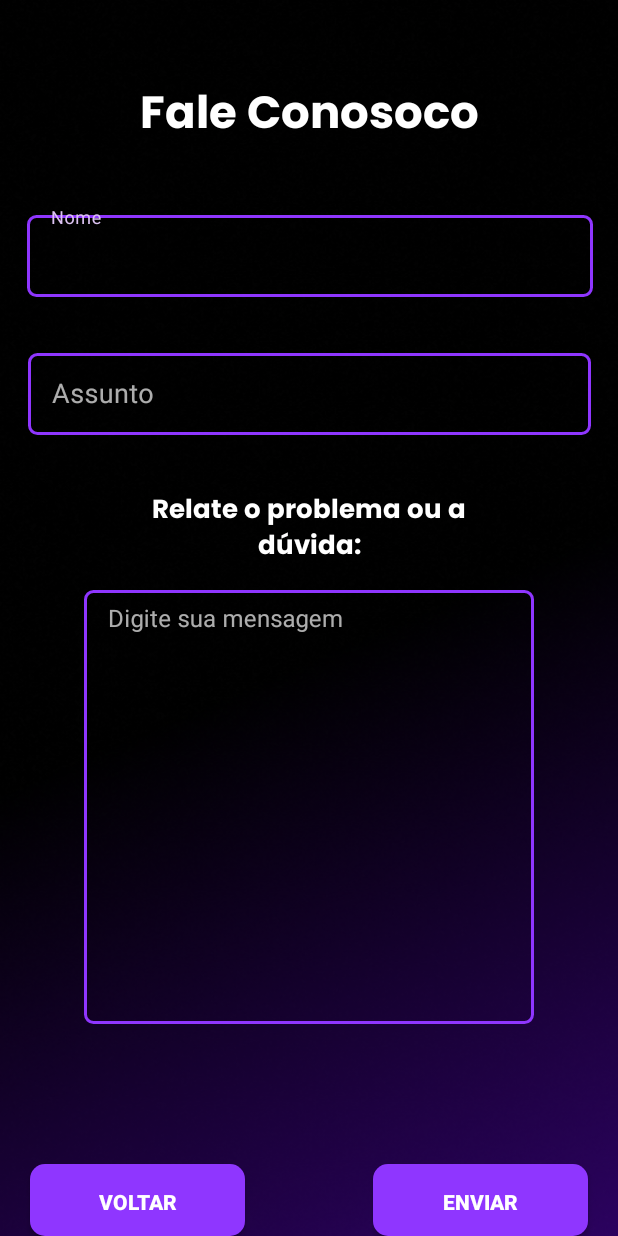
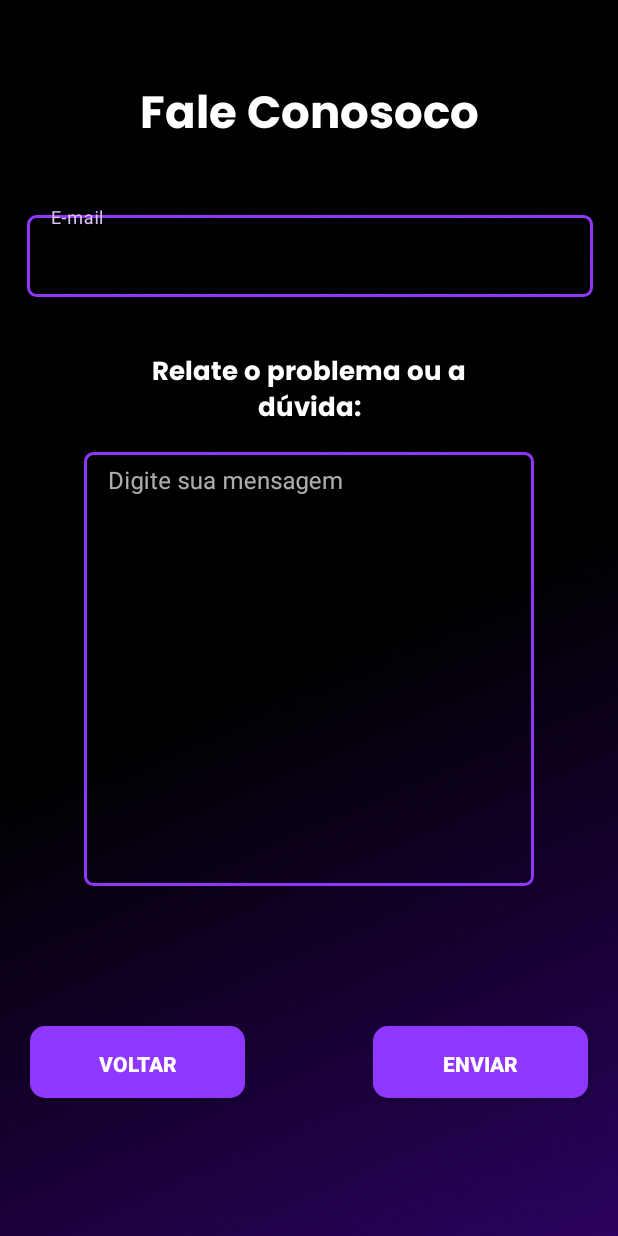
Before and after one commit to LucasEmanuel-code/ironworksgymMobile, an Android app: the FaleConosco screen opened directly, with no data from a screen before it, on a phone screen of 412 x 824 dp. Run offline under Robolectric (Android 15) with nearby library versions, the phone set to English and light mode, and no system bars.

```diff
--- a/app/src/main/java/com/example/ironworksgym/SegurançaApp/FaleConosco.java
+++ b/app/src/main/java/com/example/ironworksgym/SegurançaApp/FaleConosco.java
@@ -1,15 +1,20 @@
 package com.example.ironworksgym.SegurançaApp;
 
 import android.annotation.SuppressLint;
+import android.content.Intent;
 import android.os.Bundle;
 import android.text.TextUtils;
+import android.util.Log;
 import android.view.View;
 import android.widget.Button;
 import android.widget.Toast;
 
 import androidx.appcompat.app.AppCompatActivity;
 
+import com.example.ironworksgym.Client.RetrofitClient;
+import com.example.ironworksgym.Fragment.SettingsFragment;
 import com.example.ironworksgym.Models.Mensager;
+import com.example.ironworksgym.Models.Usuario;
 import com.example.ironworksgym.R;
 import com.example.ironworksgym.api.MensagemApi;
 import com.google.android.material.snackbar.Snackbar;
@@ -20,22 +25,36 @@ import retrofit2.Callback;
 import retrofit2.Response;
 
 public class FaleConosco extends AppCompatActivity {
-
     private TextInputEditText edtTexto, edtEmail;
     private Button enviar;
+    private Usuario usuario; // Objeto Usuario declarado
+    private MensagemApi mensagemApi;
 
-    private MensagemApi mensagemApi;
+    private Button btvoltar;
+
     @SuppressLint("MissingInflatedId")
     @Override
     protected void onCreate(Bundle savedInstanceState) {
         super.onCreate(savedInstanceState);
-        setContentView(R.layout.fale_conosco);
+        setContentView(R.layout.fale_conosco); // Verifique se este é o layout correto
 
+        // Inicializando os componentes do layout
         edtEmail = findViewById(R.id.editEmail);
         edtTexto = findViewById(R.id.editMensagem);
         enviar = findViewById(R.id.btEnviar);
 
-        // Supondo que você tenha um método para obter o email do usuário
+        // Verificações de null
+        Log.d("FaleConosco", "edtEmail: " + edtEmail); // Deve ser diferente de null
+        Log.d("FaleConosco", "edtTexto: " + edtTexto); // Deve ser diferente de null
+        Log.d("FaleConosco", "enviar: " + enviar); // Deve ser diferente de null
+
+        mensagemApi = RetrofitClient.getRetrofitInstance().create(MensagemApi.class);
+
+        // Receber o objeto Usuario através do Intent
+        Intent intent = getIntent();
+        if (intent != null) {
+            usuario = (Usuario) intent.getSerializableExtra("usuario"); // Certifique-se que Usuario implementa Serializable
+        }
         carregarEmailDoUsuario();
 
         enviar.setOnClickListener(new View.OnClickListener() {
@@ -44,29 +63,48 @@ public class FaleConosco extends AppCompatActivity {
                 enviarMensagem();
             }
         });
+
+        btvoltar = findViewById(R.id.btVoltar);
+        btvoltar.setOnClickListener(new View.OnClickListener() {
+            @Override
+            public void onClick(View v) {
+                // Mude para o SettingsFragment
+                getSupportFragmentManager().beginTransaction()
+                        .replace(R.id.btVoltar, new SettingsFragment()) // R.id.fragment_container deve ser o ID do layout que contém os fragments
+                        .commit();
+            }
+        });
     }
 
     private void carregarEmailDoUsuario() {
-        // Aqui você deve implementar a lógica para obter o email do usuário
-        // Por exemplo, a partir de uma SharedPreferences ou de uma chamada à API
-        String email = "usuario@exemplo.com"; // Substitua pela lógica real
-        edtEmail.setText(email);
+        // Verificando se o usuário e o email estão disponíveis antes de definir no EditText
+        if (usuario != null && usuario.getEmail() != null) {
+            edtEmail.setText(usuario.getEmail());
+        } else {
+            Log.e("FaleConosco", "Usuario é nulo ou o email é nulo");
+            edtEmail.setText(""); // Ou você pode deixar vazio ou definir um texto padrão
+        }
     }
 
     private void enviarMensagem() {
-        String email = edtEmail.getText().toString().trim();
+        // Verifica se o objeto usuario não é nulo
+        if (usuario != null && usuario.getEmail() != null) {
+            // Puxa o email do objeto usuario
+            String email = usuario.getEmail();
             String texto = edtTexto.getText().toString().trim();
+
+            // Lógica para obter o telefone e emissor (ajuste conforme necessário)
+            String statusMensagem = "Pendente"; // Pode ser "Pendente", "Lida", etc.
 
             if (TextUtils.isEmpty(email) || TextUtils.isEmpty(texto)) {
                 Snackbar.make(enviar, "Preencha todos os campos", Snackbar.LENGTH_LONG).show();
                 return;
             }
 
-        Mensager novaMensagem;
-        novaMensagem = new Mensager();
-        novaMensagem.setEmail(email);
+            Mensager novaMensagem = new Mensager();
+            novaMensagem.setEmail(email); // Puxa o email corretamente
             novaMensagem.setTexto(texto);
-        // Você pode querer definir outros campos, como o emissor ou o status
+            novaMensagem.setStatusMensagem(statusMensagem); // Definindo o status
 
             mensagemApi.create(novaMensagem).enqueue(new Callback<Mensager>() {
                 @Override
@@ -83,5 +121,10 @@ public class FaleConosco extends AppCompatActivity {
                     Toast.makeText(getApplicationContext(), "Falha na comunicação com o servidor.", Toast.LENGTH_SHORT).show();
                 }
             });
+        } else {
+            Log.e("FaleConosco", "Usuario é nulo ou o email é nulo");
+            Snackbar.make(enviar, "Usuário não logado ou email não disponível.", Snackbar.LENGTH_LONG).show();
         }
     }
+
+}
--- a/app/src/main/java/com/example/ironworksgym/api/AgendamentoApi.java
+++ b/app/src/main/java/com/example/ironworksgym/api/AgendamentoApi.java
@@ -21,7 +21,6 @@ public interface AgendamentoApi {
     @GET("agendamento/findAll")
     Call<List<Agenda>> findAll();
 
-
     // Atualizar um agendamento existente
     @PUT("agendamento/update/{id}")
     Call<Agenda> update(@Path("id") long id, @Body Agenda agenda);
--- a/app/src/main/java/com/example/ironworksgym/api/MensagemApi.java
+++ b/app/src/main/java/com/example/ironworksgym/api/MensagemApi.java
@@ -22,9 +22,10 @@ public interface MensagemApi {
     Call<Mensager> create(@Body Mensager mensager);
 
     @POST("mensagem/inativar/{id}")
-    Call<Mensager> inativar(@Body Mensager mensager);
+    Call<Mensager> inativar(@Path("id") long id);
 
     @POST("mensagem/marcarComoLida/{id}")
-    Call<Mensager> marcarComoLida(@Body Mensager mensager);
+    Call<Mensager> marcarComoLida(@Path("id") long id);
+
 
 }
--- a/app/src/main/java/com/example/ironworksgym/api/UsuarioApi.java
+++ b/app/src/main/java/com/example/ironworksgym/api/UsuarioApi.java
@@ -1,6 +1,7 @@
 package com.example.ironworksgym.api;
 
 import com.example.ironworksgym.AgendamentoApp.Agendamento;
+import com.example.ironworksgym.Models.Agenda;
 import com.example.ironworksgym.Models.Usuario;
 
 import java.util.List;
@@ -35,5 +36,5 @@ public interface UsuarioApi {
     Call<Usuario> alterarSenha(@Path("id") long id, @Body Usuario usuario);
 
     @GET("usuario/agendamento/{userId}") // Exemplo de como pode ser o endpoint
-    Call<List<Agendamento>> getAgendamentos(@Path("userId") Usuario userId);
+    Call<List<Agenda>> getAgendamentos(@Path("userId") Usuario userId);
 }
--- a/app/src/main/res/layout/fale_conosco.xml
+++ b/app/src/main/res/layout/fale_conosco.xml
@@ -43,41 +43,12 @@
         app:layout_constraintTop_toBottomOf="@+id/textView">
 
         <com.google.android.material.textfield.TextInputEditText
-            android:id="@+id/editUsuario"
+            android:id="@+id/editEmail"
             android:layout_width="match_parent"
             android:layout_height="wrap_content"
             android:background="@drawable/rounded_corner"
-            android:hint="@string/hint_usuario"
+            android:hint="@string/hint_email"
             android:inputType="text"
-            android:maxLines="1"
-            android:padding="15dp"
-            android:textSize="18sp"
-            tools:ignore="TouchTargetSizeCheck" />
-    </com.google.android.material.textfield.TextInputLayout>
-
-    <com.google.android.material.textfield.TextInputLayout
-        android:id="@+id/Assunto"
-        style="@style/Widget.MaterialComponents.TextInputLayout.OutlinedBox"
-        android:layout_width="375dp"
-        android:layout_height="60dp"
-        android:layout_marginStart="20dp"
-        android:layout_marginTop="32dp"
-        android:layout_marginEnd="20dp"
-        android:textColorHint="#ADFFFFFF"
-        app:boxStrokeColor="#FFFFFF"
-        app:errorEnabled="true"
-        app:layout_constraintEnd_toEndOf="parent"
-        app:layout_constraintHorizontal_bias="0.451"
-        app:layout_constraintStart_toStartOf="parent"
-        app:layout_constraintTop_toBottomOf="@id/txtInputLayoutUsuario">
-
-        <com.google.android.material.textfield.TextInputEditText
-            android:id="@+id/editAssunto"
-            android:layout_width="match_parent"
-            android:layout_height="wrap_content"
-            android:background="@drawable/rounded_corner"
-            android:hint="@string/txt_assuntos"
-            android:inputType="textEmailAddress"
             android:maxLines="1"
             android:padding="15dp"
             android:textSize="18sp"
@@ -97,7 +68,7 @@
         android:textSize="17sp"
         app:layout_constraintEnd_toEndOf="parent"
         app:layout_constraintStart_toStartOf="parent"
-        app:layout_constraintTop_toBottomOf="@+id/Assunto"
+        app:layout_constraintTop_toBottomOf="@+id/txtInputLayoutUsuario"
         tools:ignore="HardcodedText,MissingConstraints,TextSizeCheck" />
 
     <com.google.android.material.textfield.TextInputLayout
```
Also changed, not shown: app/src/main/java/com/example/ironworksgym/AgendamentoApp/Equipamentos.java (+4 -4 lines), app/src/main/java/com/example/ironworksgym/Fragment/CalendarFragment.java (+16 -0 lines), app/src/main/java/com/example/ironworksgym/Fragment/SettingsFragment.java (+26 -21 lines), app/src/main/java/com/example/ironworksgym/InicioApp/Login.java (+23 -14 lines), app/src/main/java/com/example/ironworksgym/Models/Mensager.java (+0 -11 lines), app/src/main/java/com/example/ironworksgym/SegurançaApp/PrivaSegurança.java (+39 -5 lines), app/src/main/res/layout/fragment_calendar.xml (+5 -4 lines), app/src/main/java/com/example/ironworksgym/AgendamentoApp/Agendamento.java (line endings or trailing spaces). Lines whose indentation alone changed are shown as unchanged.
